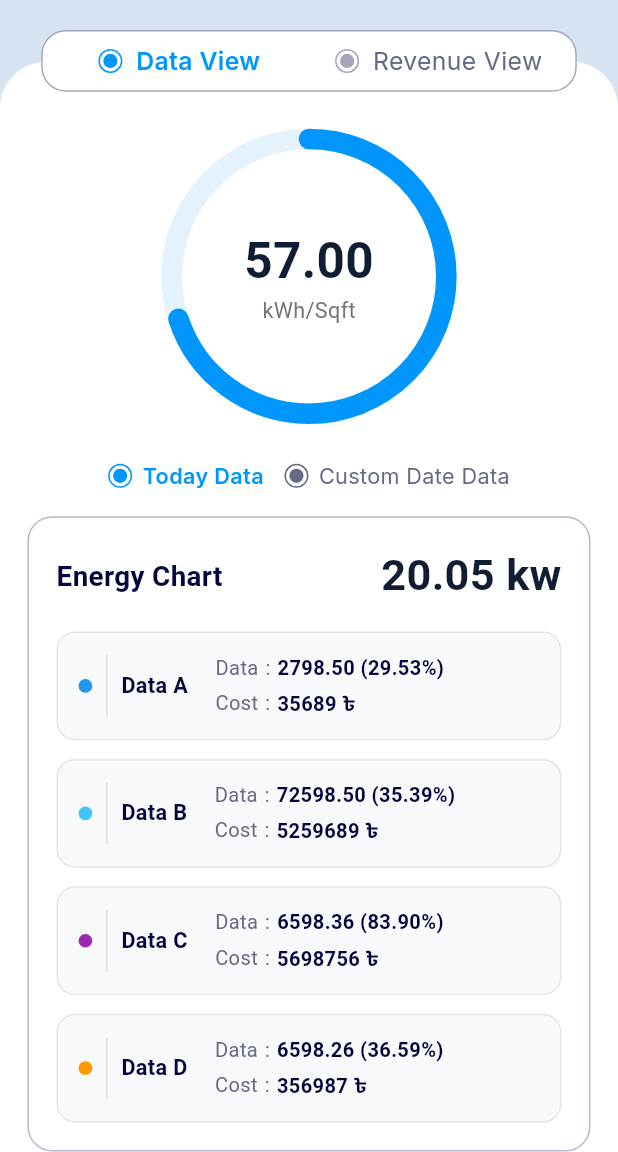
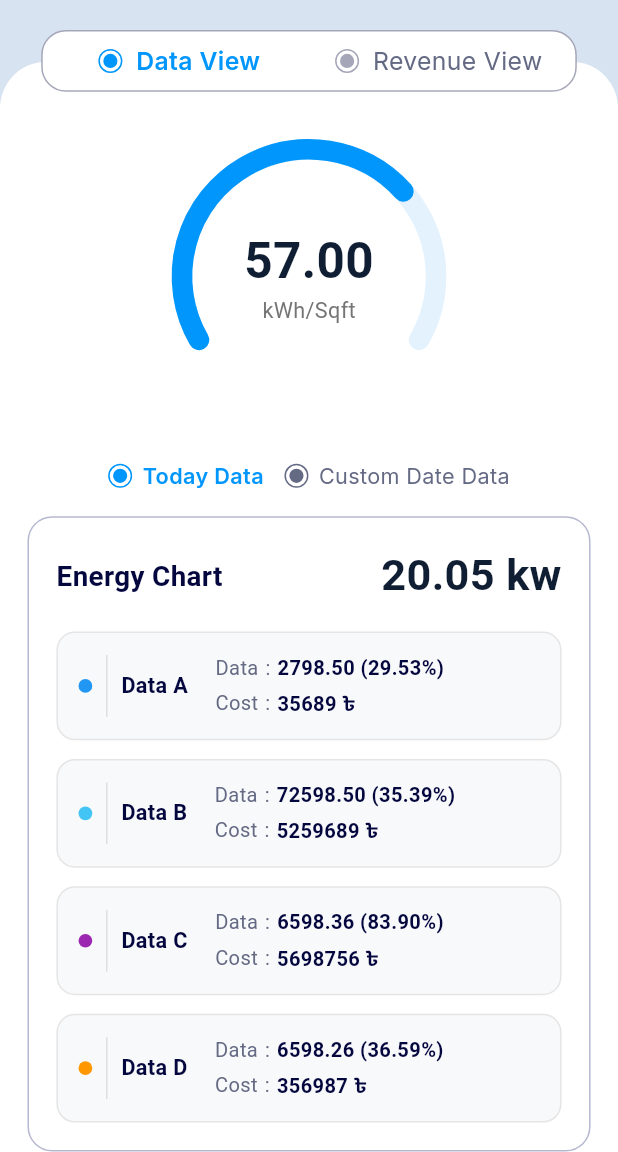
Before and after one commit to RaihanRafi01/Solar_SCM, a Flutter app: the screen it shows after launch, after a tap on "Data View", on a phone screen of 412 x 824 dp, the part 84-1236 px from its top. Run offline on Flutter 3.47's test engine with Material 3 defaults, Android fonts, the phone set to English and light mode, and no system bars; our stand-ins replace flutter_screenutil, flutter_svg, get, google_fonts.

```diff
--- a/lib/app/modules/scm/views/data_detail_view.dart
+++ b/lib/app/modules/scm/views/data_detail_view.dart
@@ -1,24 +1,81 @@
 import 'package:flutter/material.dart';
 import 'package:flutter_screenutil/flutter_screenutil.dart';
 import 'package:get/get.dart';
-// Assuming these imports are correct based on your snippet
+import 'dart:math';
 import '../../../core/themes/app_colors.dart';
 import '../../../core/themes/app_text_styles.dart';
 import '../controllers/scm_controller.dart';
+
+class CustomArcPainter extends CustomPainter {
+  final Color foregroundColor;
+  final Color backgroundColor;
+  final double strokeWidth;
+  final double progress;
+
+  CustomArcPainter({
+    required this.foregroundColor,
+    required this.backgroundColor,
+    required this.strokeWidth,
+    required this.progress,
+  });
+
+  @override
+  void paint(Canvas canvas, Size size) {
+    final center = Offset(size.width / 2, size.height / 2);
+    final radius = min(size.width / 2, size.height / 2) - strokeWidth / 2;
+    final rect = Rect.fromCircle(center: center, radius: radius);
+
+    final backgroundPaint = Paint()
+      ..color = backgroundColor
+      ..style = PaintingStyle.stroke
+      ..strokeWidth = strokeWidth
+      ..strokeCap = StrokeCap.round;
+
+    final foregroundPaint = Paint()
+      ..color = foregroundColor
+      ..style = PaintingStyle.stroke
+      ..strokeWidth = strokeWidth
+      ..strokeCap = StrokeCap.round;
+
+    const double startAngle = 5 * pi / 6;
+
+    const double sweepAngle = 4 * pi / 3;
+
+    canvas.drawArc(
+        rect,
+        startAngle,
+        sweepAngle,
+        false,
+        backgroundPaint
+    );
+
+    canvas.drawArc(
+        rect,
+        startAngle,
+        sweepAngle * progress,
+        false,
+        foregroundPaint
+    );
+  }
+
+  @override
+  bool shouldRepaint(CustomArcPainter oldDelegate) {
+    return oldDelegate.progress != progress;
+  }
+}
+
 
 class DataDetailView extends GetView<ScmController> {
   const DataDetailView({super.key});
 
   @override
   Widget build(BuildContext context) {
-    // Controller is available as 'controller'
     return Container(
       color: const Color(0xFFD7E3F0),
       child: Stack(
         children: [
-          // Main curved card with all content
           Positioned.fill(
-            top: 40.h, // Half of the toggle button height
+            top: 40.h,
             child: Container(
               decoration: BoxDecoration(
                 color: Colors.white,
@@ -32,15 +89,11 @@ class DataDetailView extends GetView<ScmController> {
                       () => Column(
                     children: [
                       SizedBox(height: 50.h),
-
-                      // Conditional Content based on View Selection
                       controller.isDataViewSelected.value
-                          ? _buildDataViewContent() // Data View Content
-                          : _buildRevenueViewContent(), // Revenue View Content
+                          ? _buildDataViewContent()
+                          : _buildRevenueViewContent(),
 
                       SizedBox(height: 30.h),
-
-                      // Date Filter Section - Centered and Functional
                       Padding(
                         padding: EdgeInsets.symmetric(horizontal: 16.w),
                         child: Row(
@@ -67,7 +120,6 @@ class DataDetailView extends GetView<ScmController> {
                         ),
                       ),
 
-                      // Date Pickers Row - Conditional
                       if (!controller.isTodaySelected.value)...[
                         SizedBox(height: 12.h),
                         Padding(
@@ -97,12 +149,10 @@ class DataDetailView extends GetView<ScmController> {
                             ],
                           ),
                         ),
-                      ], // ONLY SHOW on Custom Date
-
+                      ],
 
                       SizedBox(height: 16.h),
 
-                      // Energy Chart Card 1
                       _buildEnergyChartCard(
                         title: 'Energy Chart',
                         dataTotal: '20.05 kw',
@@ -110,12 +160,10 @@ class DataDetailView extends GetView<ScmController> {
 
                       SizedBox(height: 20.h),
 
-                      // Energy Chart Card 2
                       _buildEnergyChartCard(
                         title: 'Energy Chart',
                         dataTotal: '5.53 kw',
                       ),
-
                       SizedBox(height: 20.h),
                     ],
                   ),
@@ -124,7 +172,6 @@ class DataDetailView extends GetView<ScmController> {
             ),
           ),
 
-          // View Toggle Buttons - positioned on top center of curved card
           Positioned(
             top: 20,
             left: 0,
@@ -174,9 +221,6 @@ class DataDetailView extends GetView<ScmController> {
     );
   }
 
-  // --- Widget Builders for Abstraction and Re-use ---
-
-  // Build the content for Data View (CircularProgressIndicator from top)
   Widget _buildDataViewContent() {
     return SizedBox(
       width: 160.w,
@@ -184,15 +228,13 @@ class DataDetailView extends GetView<ScmController> {
       child: Stack(
         alignment: Alignment.center,
         children: [
-          SizedBox(
-            width: 160.w,
-            height: 160.w,
-            child: CircularProgressIndicator(
-              value: 0.7,
+          CustomPaint(
+            size: Size(160.w, 160.w),
+            painter: CustomArcPainter(
+              foregroundColor: AppColors.primary,
+              backgroundColor: const Color(0xFFE3F2FD),
               strokeWidth: 12.w,
-              backgroundColor: const Color(0xFFE3F2FD),
-              valueColor: AlwaysStoppedAnimation<Color>(AppColors.primary),
-              strokeCap: StrokeCap.round,
+              progress: 0.7,
             ),
           ),
           Column(
@@ -220,7 +262,6 @@ class DataDetailView extends GetView<ScmController> {
     );
   }
 
-  // Build the content for Revenue View (Opposite-U CircularProgressIndicator)
   Widget _buildRevenueViewContent() {
     return SizedBox(
       width: 160.w,
@@ -228,20 +269,13 @@ class DataDetailView extends GetView<ScmController> {
       child: Stack(
         alignment: Alignment.center,
         children: [
-          // Custom CircularProgressIndicator (Opposite of U shape)
-          // Starts from left (pi), goes to right (2*pi or 0), then to pi/2 (top)
-          Transform.rotate(
-            angle: -3.14159, // Rotate by 180 degrees (to start from left and make it opposite U)
-            child: SizedBox(
-              width: 160.w,
-              height: 160.w,
-              child: CircularProgressIndicator(
-                value: 0.7, // Example value
-                strokeWidth: 12.w,
-                backgroundColor: const Color(0xFFE3F2FD),
-                valueColor: AlwaysStoppedAnimation<Color>(AppColors.primary),
-                strokeCap: StrokeCap.round,
-              ),
+          CustomPaint(
+            size: Size(160.w, 160.w),
+            painter: CustomArcPainter(
+              foregroundColor: AppColors.primary,
+              backgroundColor: const Color(0xFFE3F2FD),
+              strokeWidth: 12.w,
+              progress: 0.9,
             ),
           ),
           Column(
@@ -269,7 +303,6 @@ class DataDetailView extends GetView<ScmController> {
     );
   }
 
-  // Date Filter Chip Builder (Same circle logic)
   Widget _buildDateFilterChip({required String label, required bool isSelected}) {
     final color = isSelected ? AppColors.primary :  AppColors.textColor2;
 
@@ -310,7 +343,6 @@ class DataDetailView extends GetView<ScmController> {
     );
   }
 
-  // Date Picker Container Builder
   Widget _buildDatePickerContainer(String label) {
     return Container(
       padding: EdgeInsets.symmetric(horizontal: 12.w, vertical: 12.h),
@@ -339,7 +371,6 @@ class DataDetailView extends GetView<ScmController> {
     );
   }
 
-  // View Toggle Button Builder
   Widget _buildToggleButton({required String label, required bool isSelected}) {
     final color = isSelected ? AppColors.primary : AppColors.borderColor2;
     final textColor = isSelected ? AppColors.primary : AppColors.textColor2;
@@ -382,7 +413,6 @@ class DataDetailView extends GetView<ScmController> {
     );
   }
 
-  // Energy Chart Card Builder
   Widget _buildEnergyChartCard({required String title, required String dataTotal}) {
     return Container(
       margin: EdgeInsets.symmetric(horizontal: 16.w),
@@ -419,7 +449,6 @@ class DataDetailView extends GetView<ScmController> {
 
           SizedBox(height: 16.h),
 
-          // Data Cards
           _buildDataCard('Data A', const Color(0xFF2196F3), '2798.50 (29.53%)', '35689 ৳'),
           SizedBox(height: 12.h),
           _buildDataCard('Data B', const Color(0xFF42C5F5), '72598.50 (35.39%)', '5259689 ৳'),
@@ -432,7 +461,6 @@ class DataDetailView extends GetView<ScmController> {
     );
   }
 
-  // Data Card Builder (from your original code)
   Widget _buildDataCard(String label, Color color, String dataValue, String costValue) {
     return Container(
       padding: EdgeInsets.all(12.w),
@@ -443,7 +471,6 @@ class DataDetailView extends GetView<ScmController> {
       ),
       child: Row(
         children: [
-          // Color indicator and label
           Row(
             children: [
               Container(
@@ -474,7 +501,6 @@ class DataDetailView extends GetView<ScmController> {
 
           SizedBox(width: 16.w),
 
-          // Data and Cost
           Expanded(
             child: Column(
               crossAxisAlignment: CrossAxisAlignment.start,
```
